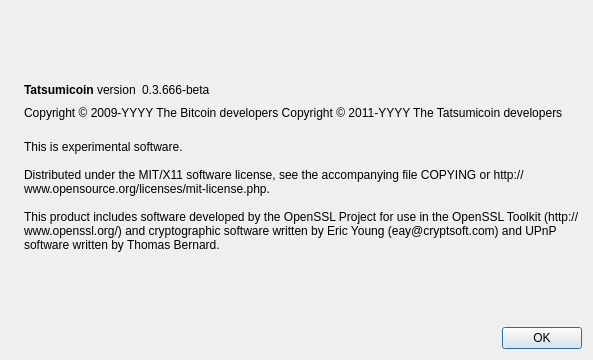
The window that src/qt/forms/aboutdialog.ui (tatsumicoin/tatsumicoin) describes before a commit, drawn with Qt 5.
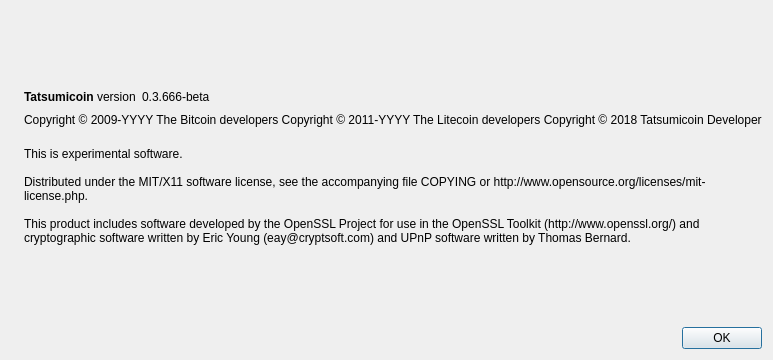
The same window after the commit. Icons and pictures are not drawn.

```diff
--- a/src/qt/forms/aboutdialog.ui
+++ b/src/qt/forms/aboutdialog.ui
@@ -92,7 +92,8 @@
        </property>
        <property name="text">
         <string notr="true">Copyright &amp;copy; 2009-YYYY The Bitcoin developers
-Copyright &amp;copy; 2011-YYYY The Tatsumicoin developers</string>
+Copyright &amp;copy; 2011-YYYY The Litecoin developers
+Copyright &amp;copy; 2018 Tatsumicoin Developer</string>
        </property>
        <property name="textFormat">
         <enum>Qt::RichText</enum>
```
